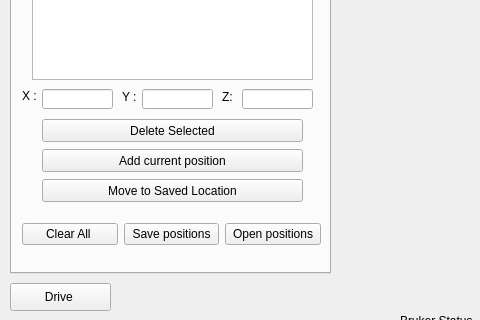
hgarbeil/pyAmptek, file gridscan_mainwin.ui: the form before one commit; both pictures show x 0 to 480 and y 216 to 536 of the 1140 by 960 pixel window.
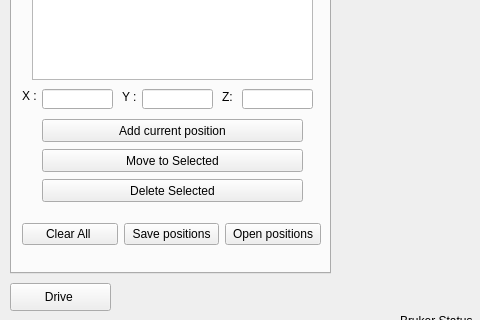
The form after the commit. Custom widgets are drawn as their Qt base class.

Commit message: Minor ui change for move to select functionality

Diff of the .ui file:
```diff
--- a/gridscan_mainwin.ui
+++ b/gridscan_mainwin.ui
@@ -590,7 +590,7 @@
       <property name="geometry">
        <rect>
         <x>30</x>
-        <y>320</y>
+        <y>290</y>
         <width>261</width>
         <height>23</height>
        </rect>
@@ -672,20 +672,20 @@
       <property name="geometry">
        <rect>
         <x>30</x>
-        <y>350</y>
+        <y>320</y>
         <width>261</width>
         <height>23</height>
        </rect>
       </property>
       <property name="text">
-       <string>Move to Saved Location</string>
+       <string>Move to Selected</string>
       </property>
      </widget>
      <widget class="QPushButton" name="delSelectedButton">
       <property name="geometry">
        <rect>
         <x>30</x>
-        <y>290</y>
+        <y>350</y>
         <width>261</width>
         <height>23</height>
        </rect>
```
Left out of the diff: 2 changed lines with no effect on the pictures.
